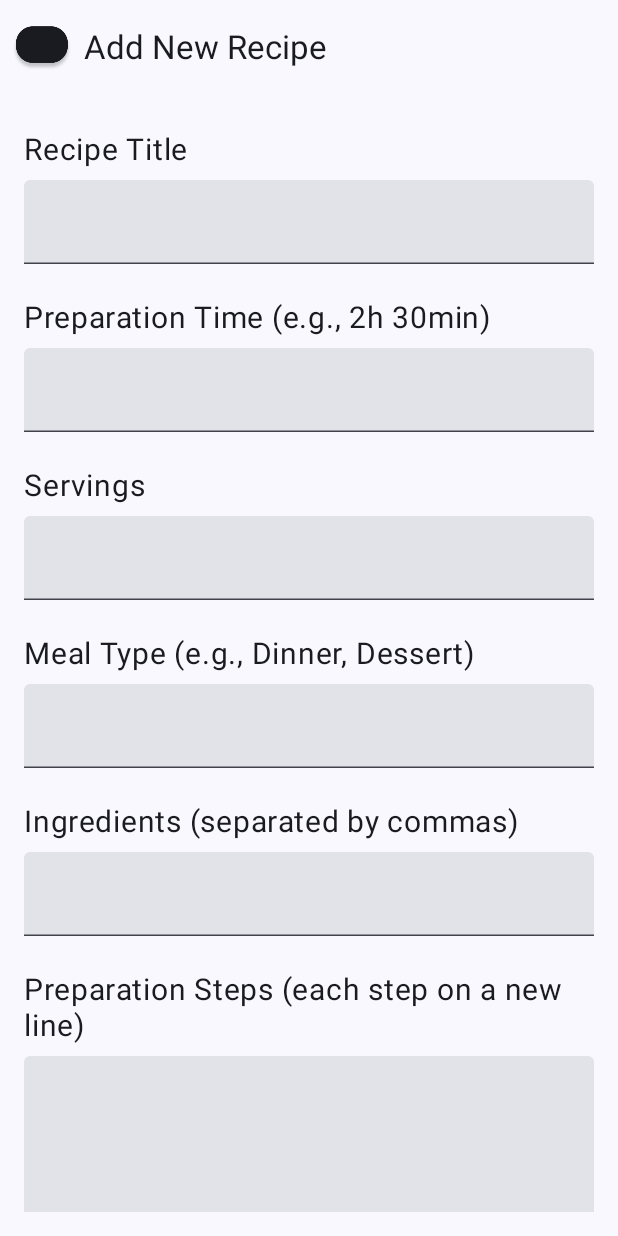
After one commit to adieediee/SemestralnaPraca_VAMZ, an Android app built with Jetpack Compose: the AddRecipeScreen screen opened through its navigation route, on a phone screen of 412 x 824 dp. The commit adds this screen. Run offline under Robolectric (Android 15) with nearby library versions, the phone set to English and light mode, and no system bars.

Commit message:
uprava tlacidiel

```diff
--- /dev/null
+++ b/app/src/main/java/com/example/semestralka/gui/AddRecipeScreen.kt
@@ -0,0 +1,122 @@
+package com.example.semestralka.gui.addrecipe
+
+import androidx.compose.foundation.layout.*
+import androidx.compose.foundation.rememberScrollState
+import androidx.compose.foundation.text.BasicTextField
+import androidx.compose.foundation.text.KeyboardActions
+import androidx.compose.foundation.text.KeyboardOptions
+
+import androidx.compose.foundation.verticalScroll
+import androidx.compose.material3.*
+import androidx.compose.runtime.*
+import androidx.compose.ui.Alignment
+import androidx.compose.ui.Modifier
+import androidx.compose.ui.res.painterResource
+import androidx.compose.ui.text.input.ImeAction
+import androidx.compose.ui.text.input.TextFieldValue
+import androidx.compose.ui.unit.dp
+import androidx.compose.ui.unit.sp
+import androidx.navigation.NavController
+import com.example.semestralka.R
+import com.example.semestralka.navigation.NavigationDestination
+
+object AddRecipeDestination : NavigationDestination {
+    override val route = "add_recipe"
+}
+
+@OptIn(ExperimentalMaterial3Api::class)
+@Composable
+fun AddRecipeScreen(navController: NavController) {
+    var title by remember { mutableStateOf("") }
+    var preparationTime by remember { mutableStateOf("") }
+    var servings by remember { mutableStateOf("") }
+    var mealType by remember { mutableStateOf("") }
+    var ingredients by remember { mutableStateOf("") }
+    var steps by remember { mutableStateOf("") }
+
+    Scaffold(
+        topBar = {
+            TopAppBar(
+                title = { Text("Add New Recipe") },
+                navigationIcon = {
+                    IconButton(onClick = { navController.popBackStack() }) {
+                        Icon(painter = painterResource(id = R.drawable.ic_back), contentDescription = "Back")
+                    }
+                }
+            )
+        }
+    ) { innerPadding ->
+        Column(
+            modifier = Modifier
+                .padding(innerPadding)
+                .fillMaxSize()
+                .padding(16.dp)
+                .verticalScroll(rememberScrollState())
+        ) {
+            Text(text = "Recipe Title", fontSize = 20.sp, modifier = Modifier.padding(vertical = 8.dp))
+            TextField(
+                value = title,
+                onValueChange = { title = it },
+                modifier = Modifier.fillMaxWidth()
+            )
+
+            Spacer(modifier = Modifier.height(16.dp))
+
+            Text(text = "Preparation Time (e.g., 2h 30min)", fontSize = 20.sp, modifier = Modifier.padding(vertical = 8.dp))
+            TextField(
+                value = preparationTime,
+                onValueChange = { preparationTime = it },
+                modifier = Modifier.fillMaxWidth()
+            )
+
+            Spacer(modifier = Modifier.height(16.dp))
+
+            Text(text = "Servings", fontSize = 20.sp, modifier = Modifier.padding(vertical = 8.dp))
+            TextField(
+                value = servings,
+                onValueChange = { servings = it },
+                modifier = Modifier.fillMaxWidth()
+            )
+
+            Spacer(modifier = Modifier.height(16.dp))
+
+            Text(text = "Meal Type (e.g., Dinner, Dessert)", fontSize = 20.sp, modifier = Modifier.padding(vertical = 8.dp))
+            TextField(
+                value = mealType,
+                onValueChange = { mealType = it },
+                modifier = Modifier.fillMaxWidth()
+            )
+
+            Spacer(modifier = Modifier.height(16.dp))
+
+            Text(text = "Ingredients (separated by commas)", fontSize = 20.sp, modifier = Modifier.padding(vertical = 8.dp))
+            TextField(
+                value = ingredients,
+                onValueChange = { ingredients = it },
+                modifier = Modifier.fillMaxWidth()
+            )
+
+            Spacer(modifier = Modifier.height(16.dp))
+
+            Text(text = "Preparation Steps (each step on a new line)", fontSize = 20.sp, modifier = Modifier.padding(vertical = 8.dp))
+            TextField(
+                value = steps,
+                onValueChange = { steps = it },
+                modifier = Modifier.fillMaxWidth(),
+                maxLines = 10,
+                minLines = 5
+            )
+
+            Spacer(modifier = Modifier.height(16.dp))
+
+            Button(
+                onClick = {
+                    // Handle form submission
+                },
+                modifier = Modifier.align(Alignment.End)
+            ) {
+                Text(text = "Save Recipe")
+            }
+        }
+    }
+}
--- a/app/src/main/java/com/example/semestralka/gui/recipescreen/RecipeScreen.kt
+++ b/app/src/main/java/com/example/semestralka/gui/recipescreen/RecipeScreen.kt
@@ -50,7 +50,24 @@ fun RecipeScreen(onRecipeClick: (Recipe) -> Unit) {
             .padding(16.dp)
     ) {
         SearchBar()
-        Spacer(modifier = Modifier.height(16.dp))
+
+        val modifier = Modifier.size(70.dp)
+
+        Row {
+            IconButton(onClick = { /* Handle filter action */},modifier = modifier ) {
+                Image(
+                    painter = painterResource(id = R.drawable.ic_filter),
+                    contentDescription = "Filter",
+                )
+
+            }
+            Spacer(modifier = Modifier.weight(1f))
+            IconButton(onClick = { /* Handle add action */ },modifier = modifier) {
+                Image(painter = painterResource(id = R.drawable.ic_add_recipe), contentDescription = "Add")
+            }
+        }
+
+        Spacer(modifier = Modifier.height(4.dp))
         LazyColumn(
             verticalArrangement = Arrangement.spacedBy(16.dp)
         ) {
@@ -83,12 +100,7 @@ fun SearchBar() {
                 unfocusedIndicatorColor = Color.Transparent
             )
         )
-        IconButton(onClick = { /* Handle filter action */ }) {
-            Icon(painter = painterResource(id = R.drawable.food), contentDescription = "Filter")
-        }
-        IconButton(onClick = { /* Handle add action */ }) {
-            Icon(painter = painterResource(id = R.drawable.food), contentDescription = "Add")
-        }
+
     }
 }
 
--- a/app/src/main/java/com/example/semestralka/navigation/Navigation.kt
+++ b/app/src/main/java/com/example/semestralka/navigation/Navigation.kt
@@ -11,6 +11,8 @@ import androidx.compose.ui.Modifier
 import androidx.navigation.NavHostController
 import androidx.navigation.compose.NavHost
 import androidx.navigation.compose.composable
+import com.example.semestralka.gui.addrecipe.AddRecipeDestination
+import com.example.semestralka.gui.addrecipe.AddRecipeScreen
 import com.example.semestralka.gui.mainscreen.NotesDestination
 
 import com.example.semestralka.gui.mainscreen.NotesScreen
@@ -37,7 +39,9 @@ fun Navigation(navController: NavHostController, modifier: Modifier = Modifier){
         }
         composable(route = NotesDestination.route) {
             NotesScreen(onNext = {navController.navigate(MainDestination.route)})
-
+        }
+        composable(route = AddRecipeDestination.route) {
+            AddRecipeScreen(navController)
         }
     }
 }
```
Also changed, not shown: app/src/main/res/drawable/ic_add_recipe.png (added), app/src/main/res/drawable/ic_filter.png (added).
